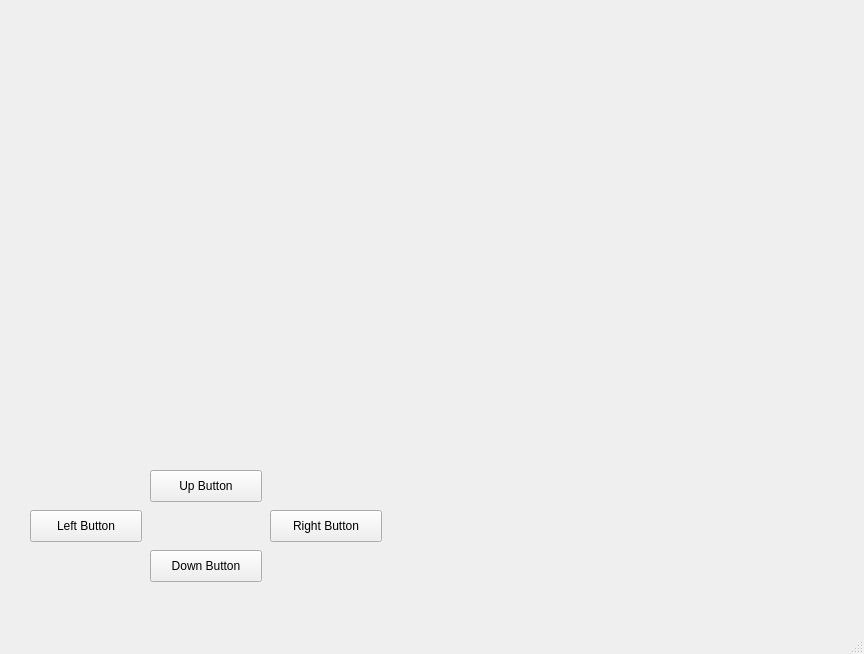
feichay10/QtDraw, file QtDraw/mainwindow.ui: the form before one commit.
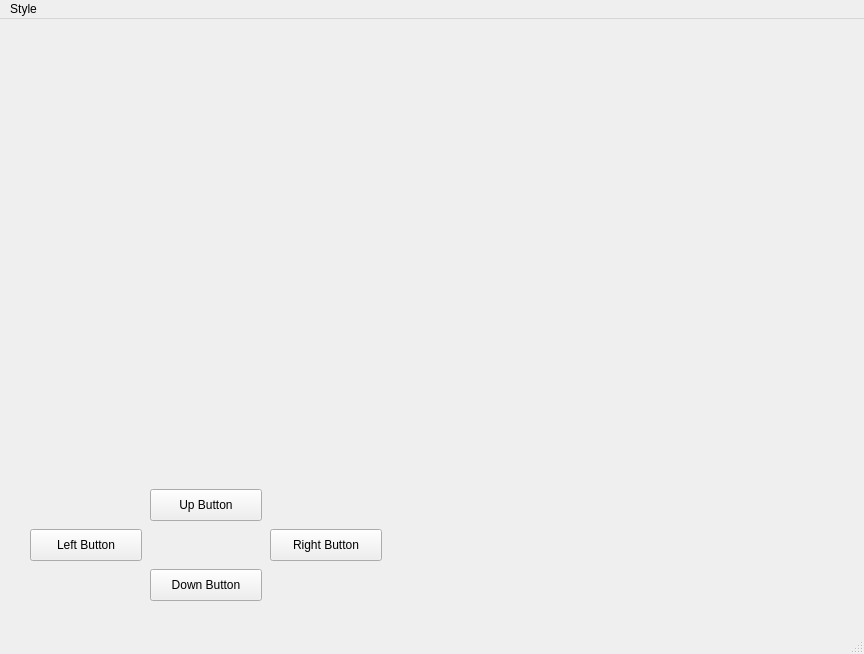
The form after the commit.

Commit message: Adding style menu bar

Diff of the .ui file:
```diff
--- a/QtDraw/mainwindow.ui
+++ b/QtDraw/mainwindow.ui
@@ -104,6 +104,13 @@
      <height>22</height>
     </rect>
    </property>
+   <widget class="QMenu" name="menuStyle">
+    <property name="title">
+     <string>Style</string>
+    </property>
+    <addaction name="editWidth"/>
+   </widget>
+   <addaction name="menuStyle"/>
   </widget>
   <widget class="QStatusBar" name="statusbar"/>
  </widget>
```
Left out of the diff: 7 changed lines with no effect on the pictures. The commit also changes 4 other files.
